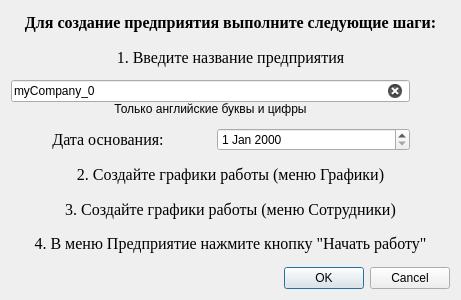
Old version of the form SalaryCount/SalaryCount/companyCreationDialog.ui in the repository artemkurylev/mdkp.
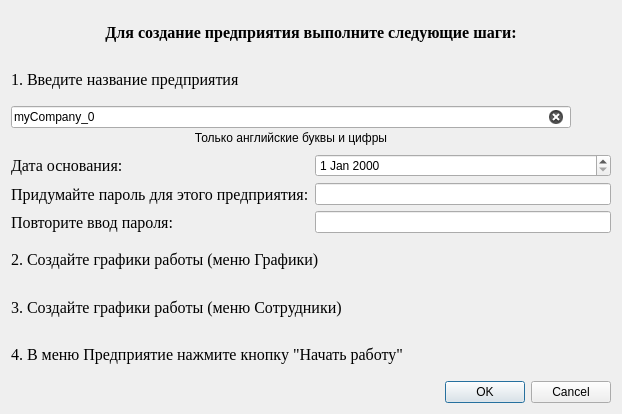
New version of the form.

What changed in the file:
```diff
--- a/SalaryCount/SalaryCount/companyCreationDialog.ui
+++ b/SalaryCount/SalaryCount/companyCreationDialog.ui
@@ -6,19 +6,14 @@
    <rect>
     <x>0</x>
     <y>0</y>
-    <width>461</width>
-    <height>300</height>
+    <width>622</width>
+    <height>414</height>
    </rect>
   </property>
   <property name="windowTitle">
    <string>Создание предприятия</string>
   </property>
-  <layout class="QHBoxLayout" name="horizontalLayout_4">
-   <item>
     <layout class="QVBoxLayout" name="verticalLayout_2">
-     <property name="spacing">
-      <number>12</number>
-     </property>
      <item>
       <widget class="QLabel" name="label">
        <property name="font">
@@ -49,7 +44,7 @@
         <string>1. Введите название предприятия</string>
        </property>
        <property name="alignment">
-        <set>Qt::AlignCenter</set>
+      <set>Qt::AlignLeading|Qt::AlignLeft|Qt::AlignVCenter</set>
        </property>
       </widget>
      </item>
@@ -109,10 +104,8 @@
       </layout>
      </item>
      <item>
-      <layout class="QHBoxLayout" name="horizontalLayout_3">
-       <item>
-        <layout class="QHBoxLayout" name="horizontalLayout">
-         <item>
+    <layout class="QGridLayout" name="gridLayout">
+     <item row="0" column="0">
           <widget class="QLabel" name="label_4">
            <property name="font">
             <font>
@@ -124,30 +117,70 @@
             <string>Дата основания:</string>
            </property>
            <property name="alignment">
-            <set>Qt::AlignCenter</set>
+        <set>Qt::AlignLeading|Qt::AlignLeft|Qt::AlignVCenter</set>
            </property>
           </widget>
          </item>
-         <item>
-          <widget class="QDateEdit" name="dateEdit"/>
-         </item>
-        </layout>
-       </item>
-       <item>
-        <spacer name="horizontalSpacer_2">
-         <property name="orientation">
-          <enum>Qt::Horizontal</enum>
-         </property>
-         <property name="sizeType">
-          <enum>QSizePolicy::Preferred</enum>
-         </property>
-         <property name="sizeHint" stdset="0">
-          <size>
-           <width>40</width>
-           <height>20</height>
-          </size>
-         </property>
-        </spacer>
+     <item row="1" column="0" colspan="3">
+      <widget class="QLabel" name="label_8">
+       <property name="font">
+        <font>
+         <family>Times New Roman</family>
+         <pointsize>12</pointsize>
+        </font>
+       </property>
+       <property name="text">
+        <string>Придумайте пароль для этого предприятия:</string>
+       </property>
+       <property name="alignment">
+        <set>Qt::AlignLeading|Qt::AlignLeft|Qt::AlignVCenter</set>
+       </property>
+      </widget>
+     </item>
+     <item row="1" column="3">
+      <widget class="QLineEdit" name="passEdit">
+       <property name="sizePolicy">
+        <sizepolicy hsizetype="Expanding" vsizetype="Fixed">
+         <horstretch>0</horstretch>
+         <verstretch>0</verstretch>
+        </sizepolicy>
+       </property>
+       <property name="echoMode">
+        <enum>QLineEdit::PasswordEchoOnEdit</enum>
+       </property>
+      </widget>
+     </item>
+     <item row="2" column="0" colspan="2">
+      <widget class="QLabel" name="label_9">
+       <property name="font">
+        <font>
+         <family>Times New Roman</family>
+         <pointsize>12</pointsize>
+        </font>
+       </property>
+       <property name="text">
+        <string>Повторите ввод пароля:</string>
+       </property>
+       <property name="alignment">
+        <set>Qt::AlignLeading|Qt::AlignLeft|Qt::AlignVCenter</set>
+       </property>
+      </widget>
+     </item>
+     <item row="0" column="3">
+      <widget class="QDateEdit" name="firstDateEdit"/>
+     </item>
+     <item row="2" column="3">
+      <widget class="QLineEdit" name="passRepeatEdit">
+       <property name="sizePolicy">
+        <sizepolicy hsizetype="Expanding" vsizetype="Fixed">
+         <horstretch>0</horstretch>
+         <verstretch>0</verstretch>
+        </sizepolicy>
+       </property>
+       <property name="echoMode">
+        <enum>QLineEdit::Password</enum>
+       </property>
+      </widget>
        </item>
       </layout>
      </item>
@@ -163,7 +196,7 @@
         <string>2. Создайте графики работы (меню Графики)</string>
        </property>
        <property name="alignment">
-        <set>Qt::AlignCenter</set>
+      <set>Qt::AlignLeading|Qt::AlignLeft|Qt::AlignVCenter</set>
        </property>
       </widget>
      </item>
@@ -179,7 +212,7 @@
         <string>3. Создайте графики работы (меню Сотрудники)</string>
        </property>
        <property name="alignment">
-        <set>Qt::AlignCenter</set>
+      <set>Qt::AlignLeading|Qt::AlignLeft|Qt::AlignVCenter</set>
        </property>
       </widget>
      </item>
@@ -195,7 +228,7 @@
         <string>4. В меню Предприятие нажмите кнопку &quot;Начать работу&quot;</string>
        </property>
        <property name="alignment">
-        <set>Qt::AlignCenter</set>
+      <set>Qt::AlignLeading|Qt::AlignLeft|Qt::AlignVCenter</set>
        </property>
       </widget>
      </item>
@@ -208,8 +241,6 @@
         <set>QDialogButtonBox::Cancel|QDialogButtonBox::Ok</set>
        </property>
       </widget>
-     </item>
-    </layout>
    </item>
   </layout>
  </widget>
```
Lines whose indentation alone changed are shown as unchanged.
